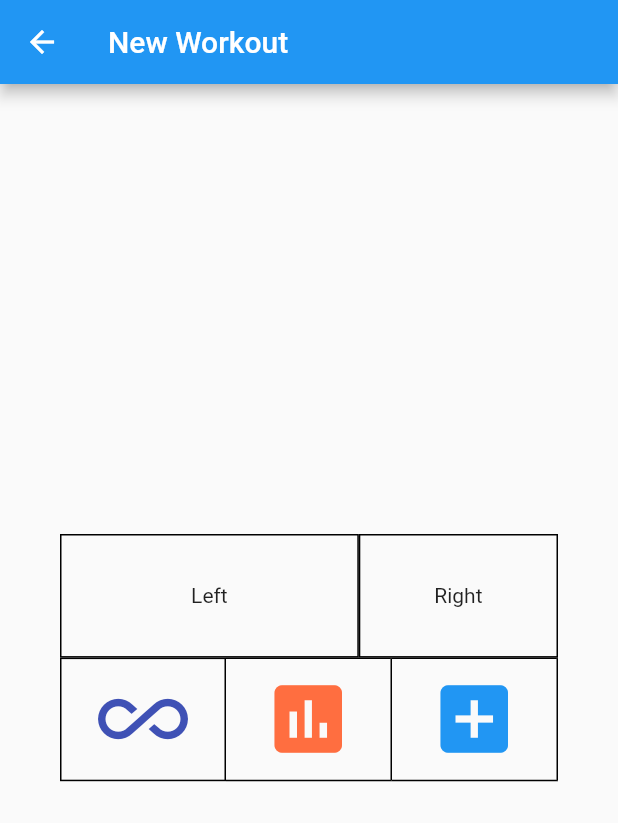
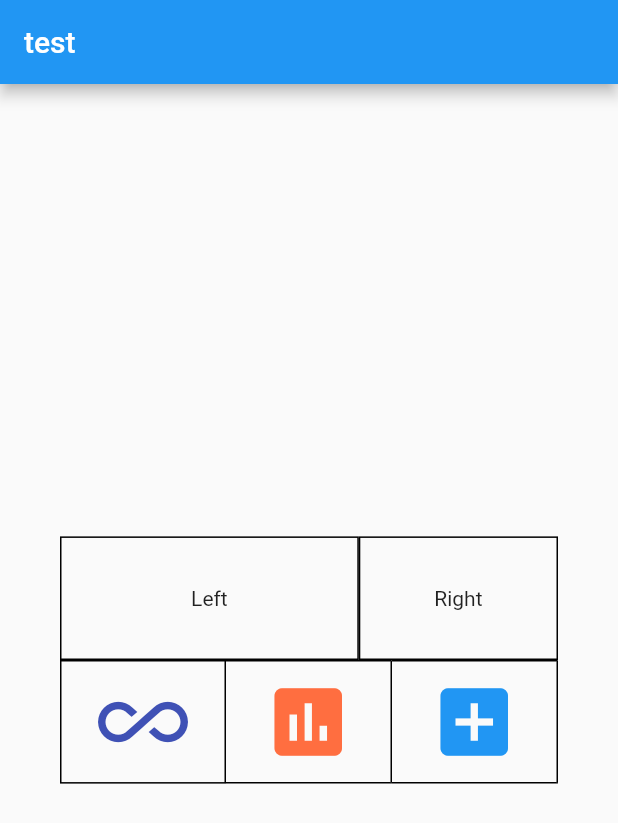
Before and after one commit to soup501/WeightliftingApp, a Flutter app: the WorkoutView widget shown alone on an empty page, opened directly, on a phone screen of 412 x 824 dp. Shown: the top 823 px of the screen. Run offline on Flutter 3.47's test engine with Material 2 defaults, Android fonts, the phone set to English and light mode, and no system bars.

Commit message:
Need to figure out how to pass in props

```diff
--- a/lib/main.dart
+++ b/lib/main.dart
@@ -1,5 +1,4 @@
 import 'package:flutter/material.dart';
-import 'package:workout_tracker/stats.dart';
 import 'workout.dart';
 
 void main() => runApp(MyApp());
@@ -53,7 +52,7 @@ class _MyHomePageState extends State<MyHomePage> {
       if (page == 'workout') {
         materialPageRoute = MaterialPageRoute(builder: (context) => Workout());
       } else if (page == 'stats') {
-        materialPageRoute = MaterialPageRoute(builder: (context) => Stats());
+        materialPageRoute = MaterialPageRoute(builder: (context) => Workout());
       }
       return materialPageRoute;
     }
--- a/lib/model/exercise.dart
+++ b/lib/model/exercise.dart
@@ -4,7 +4,27 @@ class Exercise {
   String group;
   int exercise;
   bool superset;
+  int sets;
+  int reps;
 
-  Exercise(this.name, this.first, this.group, this.exercise, this.superset);
+  Exercise(
+      {this.name,
+      this.first,
+      this.group,
+      this.exercise,
+      this.superset,
+      this.sets,
+      this.reps});
 
+  factory Exercise.fromJson(Map<String, dynamic> json) {
+    return new Exercise(
+      name: json['name'] as String,
+      first: json['first'] as bool,
+      group: json['capital'] as String,
+      exercise: json['exercise'] as int,
+      superset: json['superset'] as bool,
+      sets: json['sets'] as int,
+      reps: json['reps'] as int,
+    );
+  }
 }
--- a/lib/showDialog.dart
+++ /dev/null
@@ -1,24 +0,0 @@
-import 'package:flutter/material.dart';
-
-void showAlert(BuildContext context) {
-  // flutter defined function
-  showDialog(
-    context: context,
-    builder: (BuildContext context) {
-      // return object of type Dialog
-      return AlertDialog(
-        title: new Text("Alert Dialog title"),
-        content: new Text("Alert Dialog body"),
-        actions: <Widget>[
-          // usually buttons at the bottom of the dialog
-          new FlatButton(
-            child: new Text("Close"),
-            onPressed: () {
-              Navigator.of(context).pop();
-            },
-          ),
-        ],
-      );
-    },
-  );
-}
--- a/lib/views/workout/ExerciseView.dart
+++ b/lib/views/workout/ExerciseView.dart
@@ -0,0 +1,130 @@
+import 'package:flutter/material.dart';
+import 'package:workout_tracker/model/exercise.dart';
+
+class ExerciseView extends StatelessWidget {
+  Exercise exercise;
+
+  ExerciseView(this.exercise);
+
+  BoxDecoration myBoxDecoration(String position) {
+    Border border;
+    var borderSide = BorderSide(width: 1.0, color: Colors.black);
+    switch (position) {
+      case 'start':
+        border = Border.all();
+        break;
+      case 'middle':
+        border = Border(right: borderSide, top: borderSide, bottom: borderSide);
+        break;
+      case 'end':
+        border = Border(right: borderSide, top: borderSide, bottom: borderSide);
+        break;
+      default:
+        border = Border.all();
+        break;
+    }
+    return BoxDecoration(border: border);
+  }
+
+  @override
+  Widget build(BuildContext context) {
+    return Scaffold(
+      appBar: AppBar(
+        // Here we take the value from the MyHomePage object that was created by
+        // the App.build method, and use it to set our appbar title.
+        title: Text('test'),
+      ),
+      body: Center(
+        // Center is a layout widget. It takes a single child and positions it
+        // in the middle of the parent.
+        child: Column(
+          // Column is also layout widget. It takes a list of children and
+          // arranges them vertically. By default, it sizes itself to fit its
+          // children horizontally, and tries to be as tall as its parent.
+          //
+          // Invoke "debug painting" (press "p" in the console, choose the
+          // "Toggle Debug Paint" action from the Flutter Inspector in Android
+          // Studio, or the "Toggle Debug Paint" command in Visual Studio Code)
+          // to see the wireframe for each widget.
+          //
+          // Column has various properties to control how it sizes itself and
+          // how it positions its children. Here we use mainAxisAlignment to
+          // center the children vertically; the main axis here is the vertical
+          // axis because Columns are vertical (the cross axis would be
+          // horizontal).
+          mainAxisAlignment: MainAxisAlignment.center,
+          children: <Widget>[
+            Container(
+                padding: EdgeInsets.only(left: 40.0, right: 40.0, top: 0),
+                child: Column(
+                  mainAxisAlignment: MainAxisAlignment.start,
+                  children: <Widget>[
+                    Row(
+                        mainAxisAlignment: MainAxisAlignment.center,
+                        children: <Widget>[
+                          Expanded(
+                              child: Container(
+                                  decoration: myBoxDecoration('start'),
+                                  child: Center(
+                                      child: Text('Left',
+                                          textAlign: TextAlign.center)),
+                                  height:
+                                      MediaQuery.of(context).size.height * 0.1),
+                              flex: 6),
+                          Expanded(
+                              child: Container(
+                                  decoration: myBoxDecoration('start'),
+                                  child: Center(
+                                      child: Text('Right',
+                                          textAlign: TextAlign.center)),
+                                  height:
+                                      MediaQuery.of(context).size.height * 0.1),
+                              flex: 4)
+                        ]),
+                    Row(mainAxisAlignment: MainAxisAlignment.center, children: <
+                        Widget>[
+                      Expanded(
+                          child: Container(
+                              decoration: myBoxDecoration('start'),
+                              child: Icon(
+                                Icons.all_inclusive,
+                                color: Colors.indigo,
+                                size: 60.0,
+                                semanticLabel:
+                                    'Text to announce in accessibility modes',
+                              ),
+                              height: MediaQuery.of(context).size.height * 0.1),
+                          flex: 1),
+                      Expanded(
+                          child: Container(
+                              decoration: myBoxDecoration('middle'),
+                              child: Icon(
+                                Icons.assessment,
+                                color: Colors.deepOrangeAccent,
+                                size: 60.0,
+                                semanticLabel:
+                                    'Text to announce in accessibility modes',
+                              ),
+                              height: MediaQuery.of(context).size.height * 0.1),
+                          flex: 1),
+                      Expanded(
+                          child: Container(
+                              decoration: myBoxDecoration('end'),
+                              child: Icon(
+                                Icons.add_box,
+                                color: Colors.blue,
+                                size: 60.0,
+                                semanticLabel:
+                                    'Text to announce in accessibility modes',
+                              ),
+                              height: MediaQuery.of(context).size.height * 0.1),
+                          flex: 1)
+                    ]),
+                  ],
+                ))
+          ],
+        ),
+      ),
+    );
+  }
+}
--- a/lib/views/workout/WorkoutView.dart
+++ b/lib/views/workout/WorkoutView.dart
@@ -1,102 +1,35 @@
+import 'dart:convert';
+
 import 'package:flutter/material.dart';
-import 'package:workout_tracker/showDialog.dart';
+import 'package:workout_tracker/model/exercise.dart';
+import 'package:workout_tracker/views/workout/ExerciseView.dart';
+
 
 class WorkoutView extends StatelessWidget {
-  BoxDecoration myBoxDecoration(String position) {
-    Border border;
-    var borderSide = BorderSide(width: 1.0, color: Colors.black);
-    switch (position) {
-      case 'start':
-        border = Border.all();
-        break;
-      case 'middle':
-        border = Border(right: borderSide, top: borderSide, bottom: borderSide);
-        break;
-      case 'end':
-        border = Border(right: borderSide, top: borderSide, bottom: borderSide);
-        break;
-      default:
-        border = Border.all();
-        break;
+  List<Exercise> parseJson(String response) {
+    if(response==null || response == 'null'){
+      return [];
     }
-    return BoxDecoration(border: border);
+    final parsed = json.decode(response.toString());
+    List<Exercise> exercises = [];
+    parsed.forEach((k, v) => exercises.add(new Exercise.fromJson(v)));
+    return exercises;
+  }
+  @override
+  Widget build(BuildContext context) {
+    return new Center(
+    // Use future builder and DefaultAssetBundle to load the local JSON file
+    child: new FutureBuilder(
+    future: DefaultAssetBundle.of(context)
+        .loadString('assets/data/basePlan.json'),
+    builder: (context, snapshot) {
+    List<Exercise> exercises =
+    parseJson(snapshot.data.toString());
+    return !exercises.isEmpty
+    ? new ExerciseView(exercises[0])
+        : new Center(child: new CircularProgressIndicator());
+    }),
+    );
   }
 
-  @override
-  Widget build(BuildContext context) {
-    return Scaffold(
-        appBar: AppBar(
-          title: Text('New Workout'),
-        ),
-        body: Center(
-            child: Container(
-                padding: EdgeInsets.only(left: 40.0, right: 40.0, top: 300),
-                child: Column(
-                  mainAxisAlignment: MainAxisAlignment.start,
-                  children: <Widget>[
-                    Row(mainAxisAlignment: MainAxisAlignment.center, children: <
-                        Widget>[
-                      Expanded(
-                          child: Container(
-                              decoration: myBoxDecoration('start'),
-                              child: new GestureDetector(
-                                onTap: () {
-                                  showAlert(context);
-                                },
-                                child: Center(
-                                    child: Text('Left',
-                                        textAlign: TextAlign.center)),
-                              ),
-                              height: MediaQuery.of(context).size.height * 0.1),
-                          flex: 6),
-                      Expanded(
-                          child: Container(
-                              decoration: myBoxDecoration('start'),
-                              child: Center(
-                                  child: Text('Right',
-                                      textAlign: TextAlign.center)),
-                              height: MediaQuery.of(context).size.height * 0.1),
-                          flex: 4)
-                    ]),
-                    Row(mainAxisAlignment: MainAxisAlignment.center, children: <
-                        Widget>[
-                      Expanded(
-                          child: Container(
-                              decoration: myBoxDecoration('start'),
-                              child: Icon(
-                                Icons.all_inclusive,
-                                color: Colors.indigo,
-                                size: 60.0,
-                                semanticLabel:
-                                    'Text to announce in accessibility modes',
-                              ),
-                              height: MediaQuery.of(context).size.height * 0.1),
-                          flex: 1),
-                      Expanded(
-                          child: Container(
-                              decoration: myBoxDecoration('middle'),
-                              child: Icon(
-                                Icons.assessment,
-                                color: Colors.deepOrangeAccent,
-                                size: 60.0,
-                                semanticLabel: 'Text to announce in accessibility modes',
-                              ),
-                              height: MediaQuery.of(context).size.height * 0.1),
-                          flex: 1),
-                      Expanded(
-                          child: Container(
-                              decoration: myBoxDecoration('end'),
-                              child: Icon(
-                                Icons.add_box,
-                                color: Colors.blue,
-                                size: 60.0,
-                                semanticLabel:
-                                    'Text to announce in accessibility modes',
-                              ),
-                              height: MediaQuery.of(context).size.height * 0.1),
-                          flex: 1)
-                    ]),
-                  ],
-                ))));
-  }
 }
--- a/pubspec.yaml
+++ b/pubspec.yaml
@@ -71,4 +71,4 @@ flutter:
   # For details regarding fonts from package dependencies,
   # see https://flutter.dev/custom-fonts/#from-packages
   assets:
-    - assets/data/basePlan.json
+        - assets/data/basePlan.json
```
Also changed, not shown: assets/data/basePlan.json (+56 -27 lines), lib/stats.dart (deleted, +0 -23 lines), lib/views/MetricsView.dart (deleted), lib/views/workout/MetricsView.dart (added).
